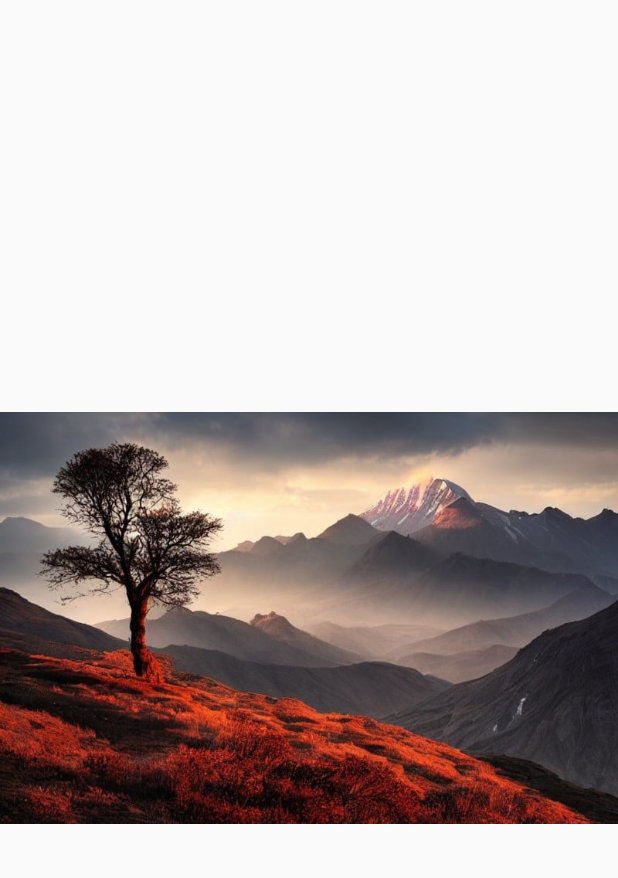
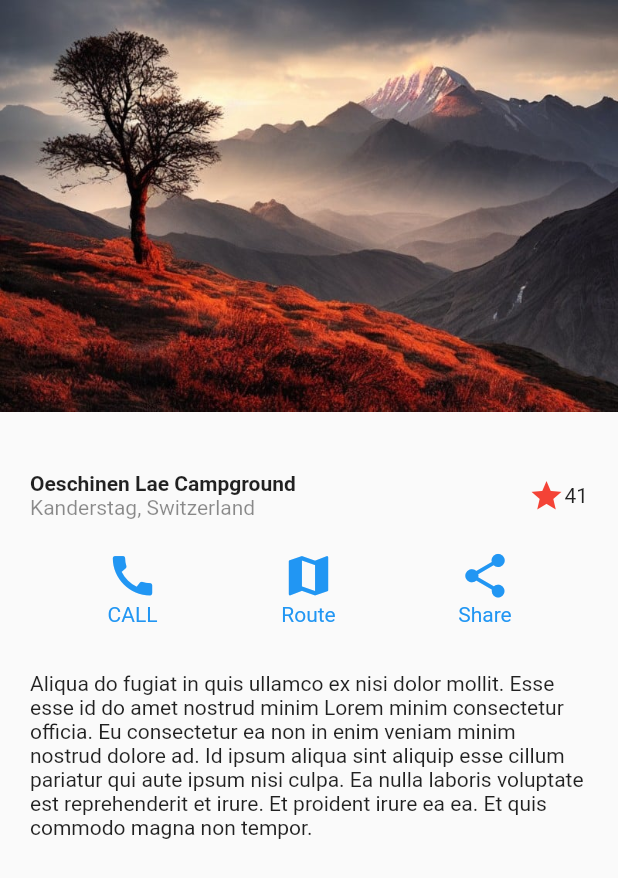
Before and after one commit to Laynez91/disenos, a Flutter app: the screen it shows after launch, on a phone screen of 412 x 824 dp. Shown: the top 878 px of the screen. Run offline on Flutter 3.47's test engine with Material 2 defaults, Android fonts, the phone set to English and light mode, and no system bars.

Commit message:
Finalización de diseño básico

```diff
--- a/lib/screens/basic_design.dart
+++ b/lib/screens/basic_design.dart
@@ -5,8 +5,105 @@ class BasicDesignScreen extends StatelessWidget {
 
   @override
   Widget build(BuildContext context) {
-    return const Scaffold(
-      body: Center(child: Image(image: AssetImage('assets/landscape.jpg'))),
+    return Scaffold(
+      body: Column(children: [
+        //Imagen
+        const Image(
+          image: AssetImage('assets/landscape.jpg'),
+        ),
+        //Titulo
+        const Title(),
+        //Button section
+        const ButtonSection(),
+        //Descripción.
+        Container(
+          margin: const EdgeInsets.symmetric(horizontal: 20, vertical: 20),
+          child: const Text(
+            'Aliqua do fugiat in quis ullamco ex nisi dolor mollit. Esse esse id do amet nostrud minim Lorem minim consectetur officia. Eu consectetur ea non in enim veniam minim nostrud dolore ad. Id ipsum aliqua sint aliquip esse cillum pariatur qui aute ipsum nisi culpa. Ea nulla laboris voluptate est reprehenderit et irure. Et proident irure ea ea. Et quis commodo magna non tempor.',
+          ),
+        )
+      ]),
     );
   }
 }
+
+class Title extends StatelessWidget {
+  const Title({
+    super.key,
+  });
+
+  @override
+  Widget build(BuildContext context) {
+    return Container(
+      margin: const EdgeInsets.fromLTRB(20, 40, 20, 10),
+      child: Row(
+        children: [
+          Column(
+            crossAxisAlignment: CrossAxisAlignment.start,
+            children: const [
+              Text(
+                'Oeschinen Lae Campground',
+                style: TextStyle(fontWeight: FontWeight.bold),
+              ),
+              Text('Kanderstag, Switzerland',
+                  style: TextStyle(color: Colors.black45))
+            ],
+          ),
+          Expanded(child: Container()),
+          const Icon(Icons.star, color: Colors.red),
+          const Text('41')
+        ],
+      ),
+    );
+  }
+}
+
+class ButtonSection extends StatelessWidget {
+  const ButtonSection({
+    super.key,
+  });
+
+  @override
+  Widget build(BuildContext context) {
+    return Container(
+      margin: const EdgeInsets.symmetric(horizontal: 30, vertical: 10),
+      child: Row(
+        mainAxisAlignment: MainAxisAlignment.spaceAround,
+        children: const [
+          CustomButton(icon: Icons.call, text: 'CALL'),
+          CustomButton(icon: Icons.map, text: 'Route'),
+          CustomButton(icon: Icons.share, text: 'Share'),
+        ],
+      ),
+    );
+  }
+}
+
+class CustomButton extends StatelessWidget {
+  final IconData icon;
+  final String text;
+  const CustomButton({
+    super.key,
+    required this.icon,
+    required this.text,
+  });
+
+  @override
+  Widget build(BuildContext context) {
+    return Column(
+      children: [
+        Icon(
+          icon,
+          color: Colors.blue,
+          size: 35,
+        ),
+        Text(
+          text,
+          style: const TextStyle(
+            color: Colors.blue,
+          ),
+        ),
+      ],
+    );
+  }
+}
```
